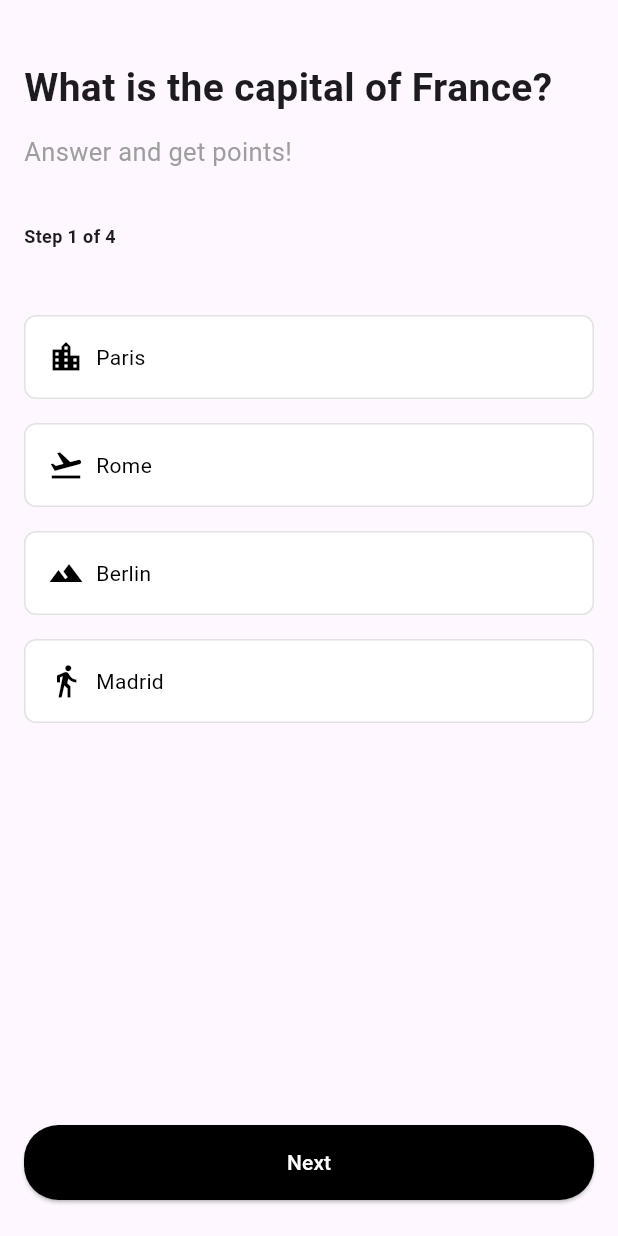
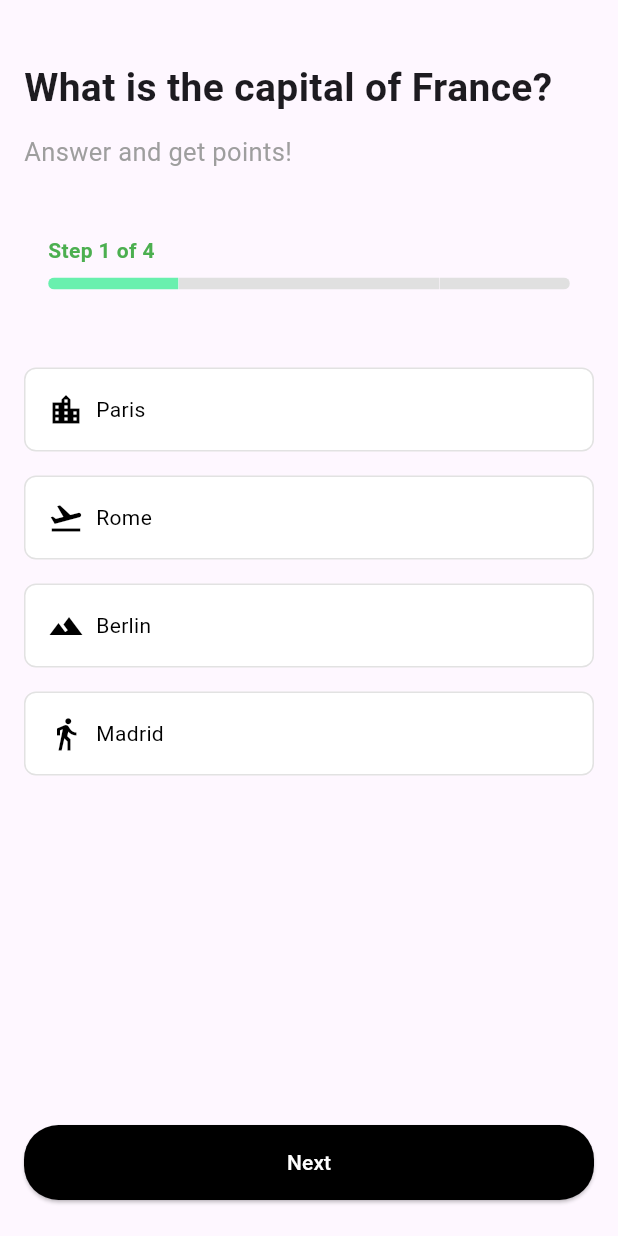
Before and after one commit to ZakiyaAbuMurra/Flutter_QuizApp, a Flutter app: the screen it shows after launch, on a phone screen of 412 x 824 dp. Run offline on Flutter 3.47's test engine with Material 3 defaults, Android fonts, the phone set to English and light mode, and no system bars; drawn by our look-alikes of step_progress_indicator.

Commit message:
Task 2 update

```diff
--- a/lib/pages/home_page.dart
+++ b/lib/pages/home_page.dart
@@ -50,10 +50,14 @@ class _MyHomePageState extends State<MyHomePage> {
                         ),
                       ),
                       const SizedBox(height: 36),
-                      StepIndicator(
-                          currentStep: questionIndex + 1,
-                          totalSteps:
-                              questionsWithAnswers.length), // Add this line
+
+                      Padding(
+                        padding: const EdgeInsets.symmetric(
+                            horizontal: 16.0, vertical: 8.0),
+                        child: StepProgress(
+                            currentStep: questionIndex + 1,
+                            totalSteps: questionsWithAnswers.length),
+                      ), // Add this line
                       const SizedBox(height: 36),
                       Column(
                         children: questionsWithAnswers[questionIndex]
--- a/lib/widgets/steps_widget.dart
+++ b/lib/widgets/steps_widget.dart
@@ -1,10 +1,12 @@
 import 'package:flutter/material.dart';
+import 'package:step_progress_indicator/step_progress_indicator.dart';
+import 'package:task2/utils/app_colors.dart';
 
-class StepIndicator extends StatelessWidget {
+class StepProgress extends StatelessWidget {
   final int currentStep;
   final int totalSteps;
 
-  const StepIndicator({
+  const StepProgress({
     Key? key,
     required this.currentStep,
     required this.totalSteps,
@@ -12,17 +14,55 @@ class StepIndicator extends StatelessWidget {
 
   @override
   Widget build(BuildContext context) {
-    return Row(
-      crossAxisAlignment: CrossAxisAlignment.start,
+    return Padding(
+      padding: const EdgeInsets.symmetric(
+          horizontal: 0.1), // Padding for the entire Row
+      child: Column(
+        crossAxisAlignment:
+            CrossAxisAlignment.start, // Aligns the text to the start (left)
         children: [
-        Text(
+          // Text for "Step X of Y"
+          Padding(
+            padding: const EdgeInsets.only(
+                bottom: 8.0), // Space between text and progress bar
+            child: Text(
               'Step $currentStep of $totalSteps',
               style: const TextStyle(
-            fontSize: 12,
                 fontWeight: FontWeight.bold,
+                color: AppColors.green,
+              ),
+            ),
+          ),
+          // Row for the progress bar
+          Row(
+            children: [
+              Expanded(
+                // Expanded to make the progress bar fill the available width
+                child: StepProgressIndicator(
+                  totalSteps: totalSteps,
+                  currentStep: currentStep,
+                  size: 8,
+                  padding: 0,
+                  selectedColor: AppColors.green,
+                  unselectedColor: Colors.grey[300]!,
+                  roundedEdges: const Radius.circular(10),
+                  // Gradient colors for the selected and unselected portions
+                  selectedGradientColor: const LinearGradient(
+                    begin: Alignment.topLeft,
+                    end: Alignment.bottomRight,
+                    colors: [Colors.greenAccent, Colors.green],
+                  ),
+                  unselectedGradientColor: LinearGradient(
+                    begin: Alignment.topLeft,
+                    end: Alignment.bottomRight,
+                    colors: [Colors.grey[300]!, Colors.grey[300]!],
+                  ),
                 ),
               ),
             ],
+          ),
+        ],
+      ),
     );
   }
 }
--- a/pubspec.yaml
+++ b/pubspec.yaml
@@ -21,6 +21,7 @@ version: 1.0.0+1
 environment:
   sdk: '>=3.2.3 <4.0.0'
 
+
 # Dependencies specify other packages that your package needs in order to work.
 # To automatically upgrade your package dependencies to the latest versions
 # consider running `flutter pub upgrade --major-versions`. Alternatively,
@@ -40,6 +41,7 @@ dependencies:
 dev_dependencies:
   flutter_test:
     sdk: flutter
+  step_progress_indicator: ^1.0.2
 
   # The "flutter_lints" package below contains a set of recommended lints to
   # encourage good coding practices. The lint set provided by the package is
```
Also changed, not shown: pubspec.lock. Lines whose indentation alone changed are shown as unchanged.
